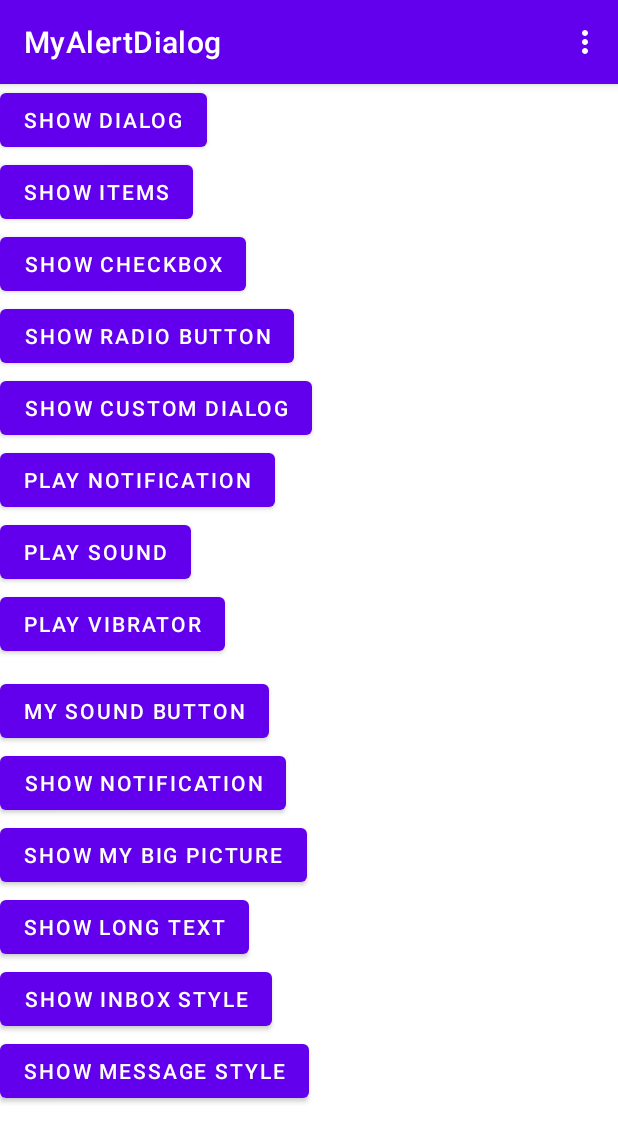
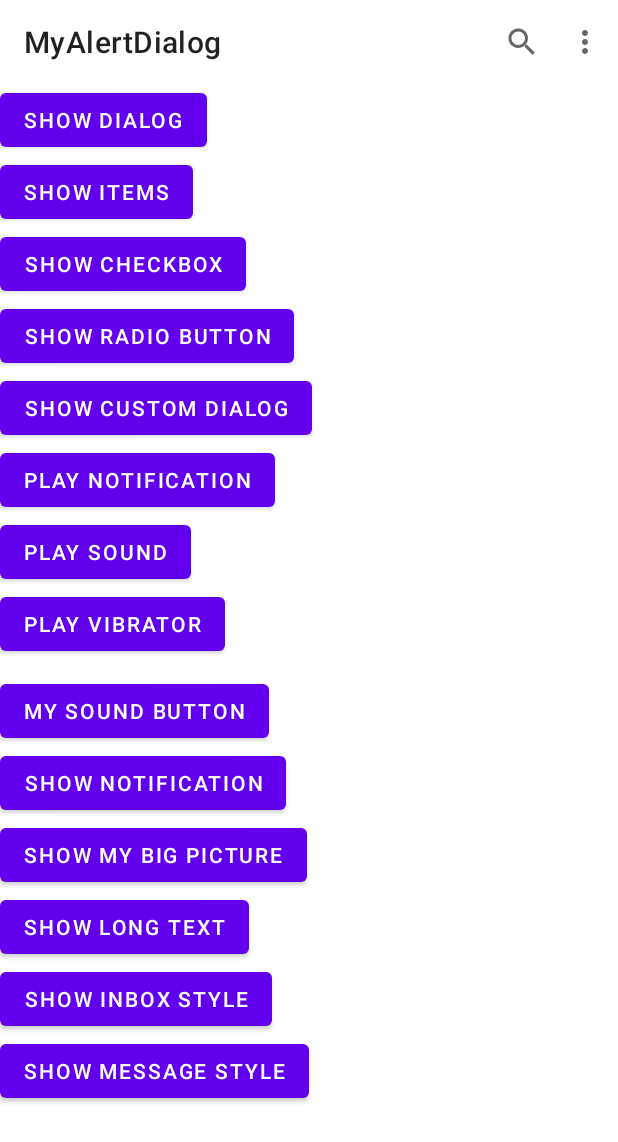
Before and after one commit to wjdgus0545/android-MyTestApp, an Android app: the screen it shows after launch (MainActivity), on a phone screen of 412 x 824 dp. Shown: the top 1142 px of the screen. Run offline under Robolectric (Android 15) with nearby library versions, the phone set to English and light mode, and no system bars.

Commit message:
ADD Toolbar Style

```diff
--- a/alertdialog/src/main/java/com/example/alertdialog/MainActivity.kt
+++ b/alertdialog/src/main/java/com/example/alertdialog/MainActivity.kt
@@ -76,6 +76,7 @@ class MainActivity : AppCompatActivity() {
         super.onCreate(savedInstanceState)
         binding = ActivityMainBinding.inflate(layoutInflater)
 
+        setSupportActionBar(binding.toolbar)
 
         binding.button.setOnClickListener {
             createDialog()
@@ -261,17 +262,17 @@ class MainActivity : AppCompatActivity() {
     }
 
     override fun onCreateOptionsMenu(menu: Menu?): Boolean {
-        val menuItem1: MenuItem? = menu?.add(0, 0, 0, "menu1")
-        val menuItem2: MenuItem? = menu?.add(0, 1, 0, "menu2")
+        menuInflater.inflate(R.menu.menu_main, menu)
+
         return super.onCreateOptionsMenu(menu)
     }
 
-    override fun onOptionsItemSelected(item: MenuItem): Boolean = when (item.itemId){
-        0 -> {
+    override fun onOptionsItemSelected(item: MenuItem): Boolean = when (item.title){
+        "menu1" -> {
             Toast.makeText(this,"menu1 click", Toast.LENGTH_SHORT).show()
             true
         }
-        1 -> {
+        "menu2" -> {
             Toast.makeText(this, "menu2 click", Toast.LENGTH_SHORT).show()
             true
         }
--- a/alertdialog/src/main/res/layout/activity_main.xml
+++ b/alertdialog/src/main/res/layout/activity_main.xml
@@ -9,6 +9,11 @@
         android:layout_height="match_parent"
         android:orientation="vertical">
 
+        <androidx.appcompat.widget.Toolbar
+            android:id="@+id/toolbar"
+            android:layout_width="match_parent"
+            android:layout_height="wrap_content"
+            style="@style/Widget.MaterialComponents.ActionBar.Primary" />
         <Button
             android:id="@+id/button"
             android:layout_width="wrap_content"
--- /dev/null
+++ b/alertdialog/src/main/res/menu/menu_main.xml
@@ -0,0 +1,16 @@
+<?xml version="1.0" encoding="utf-8"?>
+<menu xmlns:android="http://schemas.android.com/apk/res/android"
+    xmlns:app="http://schemas.android.com/apk/res-auto">
+    <item
+        android:id="@+id/menu1"
+        android:title="menu1" />
+    <item
+        android:id="@+id/menu2"
+        android:title="menu2" />
+    <item
+        android:id="@+id/menu_search"
+        android:title="search"
+        app:showAsAction="always"
+        app:actionViewClass="androidx.appcompat.widget.SearchView" />
+
+</menu>
--- a/alertdialog/src/main/res/values/themes.xml
+++ b/alertdialog/src/main/res/values/themes.xml
@@ -1,6 +1,6 @@
 <resources xmlns:tools="http://schemas.android.com/tools">
     <!-- Base application theme. -->
-    <style name="Theme.MyTestApp" parent="Theme.MaterialComponents.DayNight.DarkActionBar">
+    <style name="Theme.MyTestApp" parent="Theme.MaterialComponents.DayNight.NoActionBar">
         <!-- Primary brand color. -->
         <item name="colorPrimary">@color/purple_500</item>
         <item name="colorPrimaryVariant">@color/purple_700</item>
```
